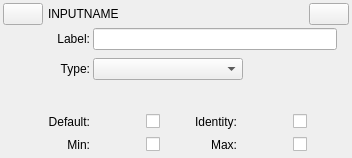
The window that examples/Qt/ISFEditor/JSONGUI/JSONGUIInputColorWidget.ui (mrRay/VVISF-GL) describes before a commit, drawn with Qt 5.
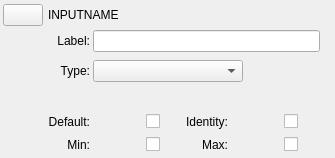
The same window after the commit. Icons and pictures are not drawn. Custom widgets are drawn as their Qt base class.

```diff
--- a/examples/Qt/ISFEditor/JSONGUI/JSONGUIInputColorWidget.ui
+++ b/examples/Qt/ISFEditor/JSONGUI/JSONGUIInputColorWidget.ui
@@ -6,7 +6,7 @@
    <rect>
     <x>0</x>
     <y>0</y>
-    <width>352</width>
+    <width>335</width>
     <height>158</height>
    </rect>
   </property>
@@ -31,32 +31,6 @@
    </property>
    <item>
     <layout class="QGridLayout" name="gridLayout">
-     <item row="0" column="0">
-      <widget class="QPushButton" name="pushButton">
-       <property name="sizePolicy">
-        <sizepolicy hsizetype="Fixed" vsizetype="Fixed">
-         <horstretch>0</horstretch>
-         <verstretch>0</verstretch>
-        </sizepolicy>
-       </property>
-       <property name="text">
-        <string/>
-       </property>
-      </widget>
-     </item>
-     <item row="0" column="2">
-      <widget class="QPushButton" name="pushButton_2">
-       <property name="sizePolicy">
-        <sizepolicy hsizetype="Fixed" vsizetype="Fixed">
-         <horstretch>0</horstretch>
-         <verstretch>0</verstretch>
-        </sizepolicy>
-       </property>
-       <property name="text">
-        <string/>
-       </property>
-      </widget>
-     </item>
      <item row="0" column="1">
       <widget class="QLineEdit" name="inputNameEdit">
        <property name="styleSheet">
@@ -67,6 +41,50 @@
        </property>
       </widget>
      </item>
+     <item row="0" column="0">
+      <widget class="QPushButton" name="pushButton">
+       <property name="sizePolicy">
+        <sizepolicy hsizetype="Fixed" vsizetype="Fixed">
+         <horstretch>0</horstretch>
+         <verstretch>0</verstretch>
+        </sizepolicy>
+       </property>
+       <property name="text">
+        <string/>
+       </property>
+      </widget>
+     </item>
+     <item row="0" column="2">
+      <widget class="QLabelClickable" name="deleteLabel">
+       <property name="sizePolicy">
+        <sizepolicy hsizetype="Minimum" vsizetype="Minimum">
+         <horstretch>0</horstretch>
+         <verstretch>0</verstretch>
+        </sizepolicy>
+       </property>
+       <property name="minimumSize">
+        <size>
+         <width>24</width>
+         <height>24</height>
+        </size>
+       </property>
+       <property name="maximumSize">
+        <size>
+         <width>24</width>
+         <height>24</height>
+        </size>
+       </property>
+       <property name="text">
+        <string/>
+       </property>
+       <property name="pixmap">
+        <pixmap resource="../resources.qrc">:/resources/JSONDeleteButtonImage.png</pixmap>
+       </property>
+       <property name="scaledContents">
+        <bool>true</bool>
+       </property>
+      </widget>
+     </item>
     </layout>
    </item>
    <item>
```
Left out of the diff: 4 changed lines with no effect on the pictures.
